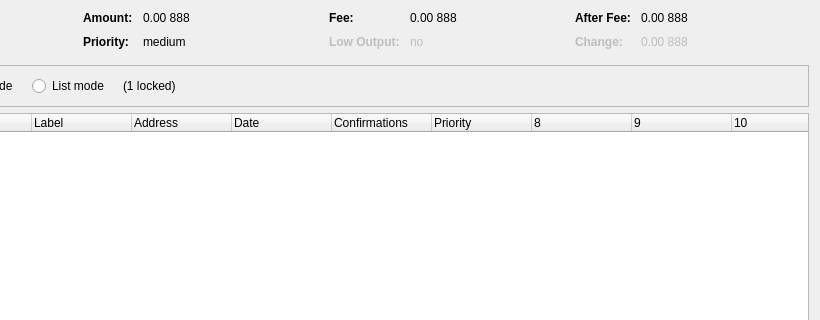
The window that src/qt/forms/coincontroldialog.ui (KaTXi/ASTC) describes before a commit, drawn with Qt 5; both pictures show x 180 to 1000 and y 0 to 320 of the 1000 by 500 pixel window.
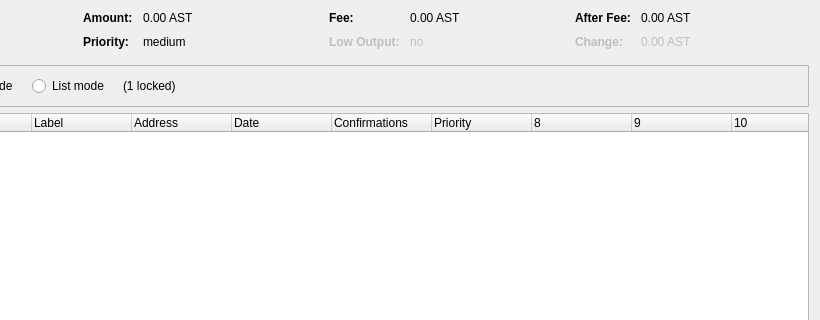
The same window after the commit. Custom widgets are drawn as their Qt base class.

The edit to the form file:
```diff
--- a/src/qt/forms/coincontroldialog.ui
+++ b/src/qt/forms/coincontroldialog.ui
@@ -132,7 +132,7 @@
           <enum>Qt::ActionsContextMenu</enum>
          </property>
          <property name="text">
-          <string notr="true">0.00 888</string>
+          <string notr="true">0.00 AST</string>
          </property>
          <property name="textInteractionFlags">
           <set>Qt::LinksAccessibleByMouse|Qt::TextSelectableByKeyboard|Qt::TextSelectableByMouse</set>
@@ -206,7 +206,7 @@
           <enum>Qt::ActionsContextMenu</enum>
          </property>
          <property name="text">
-          <string notr="true">0.00 888</string>
+          <string notr="true">0.00 AST</string>
          </property>
          <property name="textInteractionFlags">
           <set>Qt::LinksAccessibleByMouse|Qt::TextSelectableByKeyboard|Qt::TextSelectableByMouse</set>
@@ -286,7 +286,7 @@
           <enum>Qt::ActionsContextMenu</enum>
          </property>
          <property name="text">
-          <string notr="true">0.00 888</string>
+          <string notr="true">0.00 AST</string>
          </property>
          <property name="textInteractionFlags">
           <set>Qt::LinksAccessibleByMouse|Qt::TextSelectableByKeyboard|Qt::TextSelectableByMouse</set>
@@ -321,7 +321,7 @@
           <enum>Qt::ActionsContextMenu</enum>
          </property>
          <property name="text">
-          <string notr="true">0.00 888</string>
+          <string notr="true">0.00 AST</string>
          </property>
          <property name="textInteractionFlags">
           <set>Qt::LinksAccessibleByMouse|Qt::TextSelectableByKeyboard|Qt::TextSelectableByMouse</set>
```
